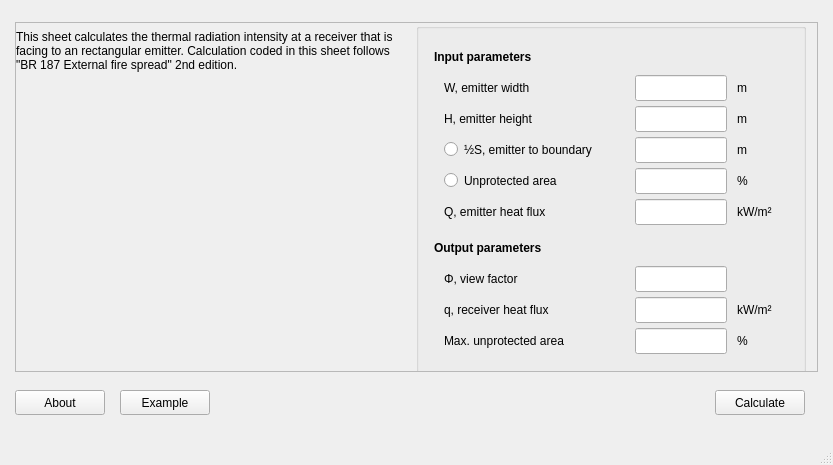
fuyans/fsetoolsGUI, file fsetoolsGUI/gui/layout/ui/dialog_0401_br187_parallel_simple.ui: the form before one commit.
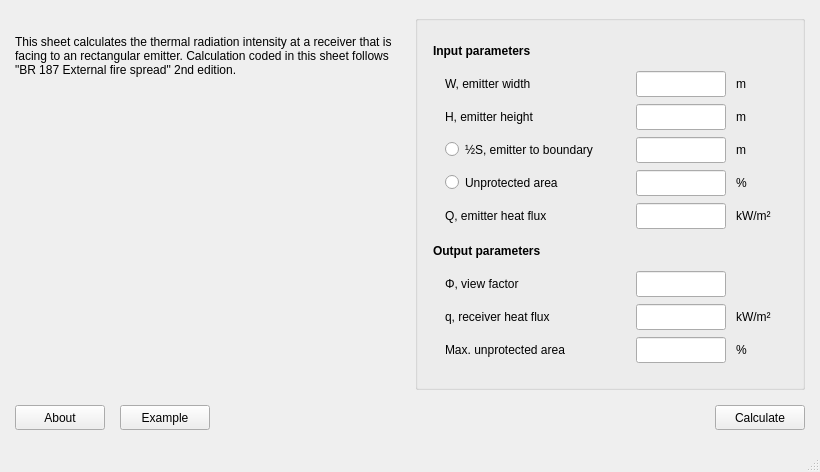
The form after the commit. Icons and pictures are not drawn.

Commit message: General improvements to UI layouts.

What changed in the file:
```diff
--- a/fsetoolsGUI/gui/layout/ui/dialog_0401_br187_parallel_simple.ui
+++ b/fsetoolsGUI/gui/layout/ui/dialog_0401_br187_parallel_simple.ui
@@ -6,8 +6,8 @@
    <rect>
     <x>0</x>
     <y>0</y>
-    <width>833</width>
-    <height>465</height>
+    <width>820</width>
+    <height>472</height>
    </rect>
   </property>
   <property name="sizePolicy">
@@ -20,7 +20,7 @@
    <string>MainWindow</string>
   </property>
   <widget class="QWidget" name="centralwidget">
-   <layout class="QGridLayout" name="gridLayout">
+   <layout class="QGridLayout" name="gridLayout_2">
     <property name="leftMargin">
      <number>15</number>
     </property>
@@ -33,95 +33,23 @@
     <property name="bottomMargin">
      <number>15</number>
     </property>
-    <item row="0" column="0">
-     <widget class="QScrollArea" name="scrollArea">
-      <property name="minimumSize">
-       <size>
-        <width>803</width>
-        <height>350</height>
-       </size>
-      </property>
-      <property name="maximumSize">
-       <size>
-        <width>16777215</width>
-        <height>350</height>
-       </size>
-      </property>
-      <property name="widgetResizable">
-       <bool>true</bool>
-      </property>
-      <widget class="QWidget" name="scrollAreaWidgetContents">
-       <property name="geometry">
-        <rect>
-         <x>0</x>
-         <y>0</y>
-         <width>790</width>
-         <height>348</height>
-        </rect>
-       </property>
-       <property name="sizePolicy">
-        <sizepolicy hsizetype="Preferred" vsizetype="Expanding">
-         <horstretch>0</horstretch>
-         <verstretch>0</verstretch>
-        </sizepolicy>
-       </property>
-       <property name="minimumSize">
-        <size>
-         <width>790</width>
-         <height>0</height>
-        </size>
-       </property>
-       <property name="maximumSize">
-        <size>
-         <width>790</width>
-         <height>16777215</height>
-        </size>
-       </property>
-       <widget class="QWidget" name="widget" native="true">
-        <property name="geometry">
-         <rect>
-          <x>0</x>
-          <y>0</y>
-          <width>790</width>
-          <height>350</height>
-         </rect>
-        </property>
-        <property name="minimumSize">
-         <size>
-          <width>790</width>
-          <height>0</height>
-         </size>
-        </property>
-        <property name="maximumSize">
-         <size>
-          <width>790</width>
-          <height>16777215</height>
-         </size>
-        </property>
-        <layout class="QHBoxLayout" name="horizontalLayout_4">
          <property name="spacing">
           <number>10</number>
          </property>
-         <property name="leftMargin">
-          <number>0</number>
-         </property>
-         <property name="topMargin">
-          <number>0</number>
-         </property>
-         <property name="rightMargin">
-          <number>0</number>
-         </property>
-         <property name="bottomMargin">
-          <number>0</number>
-         </property>
-         <item>
+    <item row="0" column="0">
           <widget class="QWidget" name="widget_page_1" native="true">
            <property name="minimumSize">
             <size>
-             <width>0</width>
+        <width>390</width>
              <height>323</height>
             </size>
            </property>
+      <property name="maximumSize">
+       <size>
+        <width>390</width>
+        <height>16777215</height>
+       </size>
+      </property>
            <layout class="QVBoxLayout" name="verticalLayout_2">
             <property name="spacing">
              <number>10</number>
@@ -200,37 +128,7 @@
            </layout>
           </widget>
          </item>
-         <item>
-          <widget class="QWidget" name="widget_page_2" native="true">
-           <property name="minimumSize">
-            <size>
-             <width>390</width>
-             <height>0</height>
-            </size>
-           </property>
-           <property name="maximumSize">
-            <size>
-             <width>390</width>
-             <height>16777215</height>
-            </size>
-           </property>
-           <layout class="QVBoxLayout" name="verticalLayout_3">
-            <property name="spacing">
-             <number>10</number>
-            </property>
-            <property name="leftMargin">
-             <number>0</number>
-            </property>
-            <property name="topMargin">
-             <number>0</number>
-            </property>
-            <property name="rightMargin">
-             <number>0</number>
-            </property>
-            <property name="bottomMargin">
-             <number>0</number>
-            </property>
-            <item>
+    <item row="0" column="1">
              <widget class="QGroupBox" name="groupBox_userio">
               <property name="minimumSize">
                <size>
@@ -244,10 +142,7 @@
                 <height>16777215</height>
                </size>
               </property>
-              <layout class="QVBoxLayout" name="verticalLayout">
-               <property name="spacing">
-                <number>0</number>
-               </property>
+      <layout class="QGridLayout" name="gridLayout">
                <property name="leftMargin">
                 <number>15</number>
                </property>
@@ -260,65 +155,13 @@
                <property name="bottomMargin">
                 <number>15</number>
                </property>
-               <item>
-                <widget class="QLabel" name="label_input_parameters">
-                 <property name="sizePolicy">
-                  <sizepolicy hsizetype="Fixed" vsizetype="Fixed">
-                   <horstretch>0</horstretch>
-                   <verstretch>0</verstretch>
-                  </sizepolicy>
-                 </property>
-                 <property name="minimumSize">
-                  <size>
-                   <width>181</width>
-                   <height>26</height>
-                  </size>
-                 </property>
-                 <property name="maximumSize">
-                  <size>
-                   <width>181</width>
-                   <height>26</height>
-                  </size>
-                 </property>
-                 <property name="toolTip">
-                  <string>Solved view factor.</string>
-                 </property>
-                 <property name="statusTip">
-                  <string>Solved view factor.</string>
-                 </property>
-                 <property name="text">
-                  <string>&lt;b&gt;Input parameters</string>
-                 </property>
-                 <property name="indent">
-                  <number>-1</number>
-                 </property>
-                 <property name="textInteractionFlags">
-                  <set>Qt::LinksAccessibleByMouse</set>
-                 </property>
-                </widget>
-               </item>
-               <item>
-                <spacer name="verticalSpacer_2">
-                 <property name="orientation">
-                  <enum>Qt::Vertical</enum>
-                 </property>
-                 <property name="sizeType">
-                  <enum>QSizePolicy::Fixed</enum>
-                 </property>
-                 <property name="sizeHint" stdset="0">
-                  <size>
-                   <width>20</width>
-                   <height>5</height>
-                  </size>
-                 </property>
-                </spacer>
-               </item>
-               <item>
-                <layout class="QHBoxLayout" name="horizontalLayout">
-                 <property name="spacing">
-                  <number>0</number>
-                 </property>
-                 <item>
+       <property name="horizontalSpacing">
+        <number>10</number>
+       </property>
+       <property name="verticalSpacing">
+        <number>5</number>
+       </property>
+       <item row="1" column="0">
                   <spacer name="horizontalSpacer">
                    <property name="orientation">
                     <enum>Qt::Horizontal</enum>
@@ -328,22 +171,20 @@
                    </property>
                    <property name="sizeHint" stdset="0">
                     <size>
-                     <width>10</width>
+           <width>2</width>
                      <height>20</height>
                     </size>
                    </property>
                   </spacer>
                  </item>
-                 <item>
-                  <layout class="QGridLayout" name="gridLayout_2">
-                   <property name="horizontalSpacing">
-                    <number>10</number>
-                   </property>
-                   <property name="verticalSpacing">
-                    <number>5</number>
-                   </property>
-                   <item row="0" column="0">
-                    <widget class="QLabel" name="label_in_W">
+       <item row="9" column="1">
+        <widget class="QLabel" name="label_out_Phi">
+         <property name="sizePolicy">
+          <sizepolicy hsizetype="Fixed" vsizetype="Fixed">
+           <horstretch>0</horstretch>
+           <verstretch>0</verstretch>
+          </sizepolicy>
+         </property>
                      <property name="minimumSize">
                       <size>
                        <width>181</width>
@@ -360,11 +201,17 @@
                       <string>Width of emitter.</string>
                      </property>
                      <property name="text">
-                      <string>W, emitter width</string>
+          <string>Φ, view factor</string>
+         </property>
+         <property name="margin">
+          <number>0</number>
+         </property>
+         <property name="indent">
+          <number>-1</number>
                      </property>
                     </widget>
                    </item>
-                   <item row="4" column="0">
+       <item row="5" column="1">
                     <widget class="QLabel" name="label_in_Q">
                      <property name="sizePolicy">
                       <sizepolicy hsizetype="Fixed" vsizetype="Fixed">
@@ -392,26 +239,85 @@
                      </property>
                     </widget>
                    </item>
-                   <item row="1" column="2">
-                    <widget class="QLabel" name="label_33">
+       <item row="4" column="1">
+        <widget class="QRadioButton" name="radioButton_in_UA">
                      <property name="minimumSize">
                       <size>
+           <width>181</width>
+           <height>25</height>
+          </size>
+         </property>
+         <property name="maximumSize">
+          <size>
+           <width>181</width>
+           <height>25</height>
+          </size>
+         </property>
+         <property name="text">
+          <string>Unprotected area</string>
+         </property>
+        </widget>
+       </item>
+       <item row="4" column="2">
+        <widget class="QLineEdit" name="lineEdit_in_UA">
+         <property name="sizePolicy">
+          <sizepolicy hsizetype="Fixed" vsizetype="Fixed">
+           <horstretch>0</horstretch>
+           <verstretch>0</verstretch>
+          </sizepolicy>
+         </property>
+         <property name="minimumSize">
+          <size>
                        <width>51</width>
                        <height>26</height>
                       </size>
                      </property>
                      <property name="maximumSize">
                       <size>
-                       <width>51</width>
+           <width>16777215</width>
                        <height>26</height>
                       </size>
                      </property>
+         <property name="baseSize">
+          <size>
+           <width>0</width>
+           <height>0</height>
+          </size>
+         </property>
+         <property name="toolTip">
+          <string>Positive float.</string>
+         </property>
+        </widget>
+       </item>
+       <item row="10" column="1">
+        <widget class="QLabel" name="label_out_q">
+         <property name="sizePolicy">
+          <sizepolicy hsizetype="Fixed" vsizetype="Fixed">
+           <horstretch>0</horstretch>
+           <verstretch>0</verstretch>
+          </sizepolicy>
+         </property>
+         <property name="minimumSize">
+          <size>
+           <width>181</width>
+           <height>26</height>
+          </size>
+         </property>
+         <property name="maximumSize">
+          <size>
+           <width>181</width>
+           <height>26</height>
+          </size>
+         </property>
+         <property name="toolTip">
+          <string>Solved heat flux at receiver surface when 100 % unprotected.</string>
+         </property>
                      <property name="text">
-                      <string>m</string>
+          <string>q, receiver heat flux</string>
                      </property>
                     </widget>
                    </item>
-                   <item row="1" column="0">
+       <item row="2" column="1">
                     <widget class="QLabel" name="label_in_H">
                      <property name="sizePolicy">
                       <sizepolicy hsizetype="Fixed" vsizetype="Fixed">
@@ -439,77 +345,8 @@
                      </property>
                     </widget>
                    </item>
-                   <item row="3" column="1">
-                    <widget class="QLineEdit" name="lineEdit_in_UA">
-                     <property name="sizePolicy">
-                      <sizepolicy hsizetype="Fixed" vsizetype="Fixed">
-                       <horstretch>0</horstretch>
-                       <verstretch>0</verstretch>
-                      </sizepolicy>
-                     </property>
-                     <property name="minimumSize">
-                      <size>
-                       <width>51</width>
-                       <height>26</height>
-                      </size>
-                     </property>
-                     <property name="maximumSize">
-                      <size>
-                       <width>16777215</width>
-                       <height>26</height>
-                      </size>
-                     </property>
-                     <property name="baseSize">
-                      <size>
-                       <width>0</width>
-                       <height>0</height>
-                      </size>
-                     </property>
-                     <property name="toolTip">
-                      <string>Positive float.</string>
-                     </property>
-                    </widget>
-                   </item>
-                   <item row="2" column="2">
-                    <widget class="QLabel" name="label_in_S_unit">
-                     <property name="minimumSize">
-                      <size>
-                       <width>51</width>
-                       <height>26</height>
-                      </size>
-                     </property>
-                     <property name="maximumSize">
-                      <size>
-                       <width>51</width>
-                       <height>26</height>
-                      </size>
-                     </property>
-                     <property name="text">
-                      <string>m</string>
-                     </property>
-                    </widget>
-                   </item>
-                   <item row="3" column="2">
-                    <widget class="QLabel" name="label_in_UA_unit">
-                     <property name="minimumSize">
-                      <size>
-                       <width>51</width>
-                       <height>26</height>
-                      </size>
-                     </property>
-                     <property name="maximumSize">
-                      <size>
-                       <width>51</width>
-                       <height>26</height>
-                      </size>
-                     </property>
-                     <property name="text">
-                      <string>%</string>
-                     </property>
-                    </widget>
-                   </item>
-                   <item row="4" column="2">
-                    <widget class="QLabel" name="label_34">
+       <item row="10" column="3">
+        <widget class="QLabel" name="label_out_q_unit">
                      <property name="minimumSize">
                       <size>
                        <width>51</width>
@@ -527,26 +364,7 @@
                      </property>
                     </widget>
                    </item>
-                   <item row="2" column="0">
-                    <widget class="QRadioButton" name="radioButton_in_S">
-                     <property name="minimumSize">
-                      <size>
-                       <width>181</width>
-                       <height>25</height>
-                      </size>
-                     </property>
-                     <property name="maximumSize">
-                      <size>
-                       <width>181</width>
-                       <height>25</height>
-                      </size>
-                     </property>
-                     <property name="text">
-                      <string>½S, emitter to boundary</string>
-                     </property>
-                    </widget>
-                   </item>
-                   <item row="0" column="1">
+       <item row="1" column="2">
                     <widget class="QLineEdit" name="lineEdit_in_W">
                      <property name="sizePolicy">
                       <sizepolicy hsizetype="Fixed" vsizetype="Fixed">
@@ -580,158 +398,7 @@
                      </property>
                     </widget>
                    </item>
-                   <item row="3" column="0">
-                    <widget class="QRadioButton" name="radioButton_in_UA">
-                     <property name="minimumSize">
-                      <size>
-                       <width>181</width>
-                       <height>25</height>
-                      </size>
-                     </property>
-                     <property name="maximumSize">
-                      <size>
-                       <width>181</width>
-                       <height>25</height>
-                      </size>
-                     </property>
-                     <property name="text">
-                      <string>Unprotected area</string>
-                     </property>
-                    </widget>
-                   </item>
-                   <item row="2" column="1">
-                    <widget class="QLineEdit" name="lineEdit_in_S">
-                     <property name="sizePolicy">
-                      <sizepolicy hsizetype="Fixed" vsizetype="Fixed">
-                       <horstretch>0</horstretch>
-                       <verstretch>0</verstretch>
-                      </sizepolicy>
-                     </property>
-                     <property name="minimumSize">
-                      <size>
-                       <width>51</width>
-                       <height>26</height>
-                      </size>
-                     </property>
-                     <property name="maximumSize">
-                      <size>
-                       <width>16777215</width>
-                       <height>26</height>
-                      </size>
-                     </property>
-                     <property name="baseSize">
-                      <size>
-                       <width>0</width>
-                       <height>0</height>
-                      </size>
-                     </property>
-                     <property name="toolTip">
-                      <string>Positive float.</string>
-                     </property>
-                    </widget>
-                   </item>
-                   <item row="4" column="1">
-                    <widget class="QLineEdit" name="lineEdit_in_Q">
-                     <property name="sizePolicy">
-                      <sizepolicy hsizetype="Fixed" vsizetype="Fixed">
-                       <horstretch>0</horstretch>
-                       <verstretch>0</verstretch>
-                      </sizepolicy>
-                     </property>
-                     <property name="minimumSize">
-                      <size>
-                       <width>51</width>
-                       <height>26</height>
-                      </size>
-                     </property>
-                     <property name="maximumSize">
-                      <size>
-                       <width>16777215</width>
-                       <height>26</height>
-                      </size>
-                     </property>
-                     <property name="baseSize">
-                      <size>
-                       <width>0</width>
-                       <height>0</height>
-                      </size>
-                     </property>
-                     <property name="toolTip">
-                      <string>Positive float. {'Reduced fire load': 84, 'Normal fire load': 168}.</string>
-                     </property>
-                    </widget>
-                   </item>
-                   <item row="1" column="1">
-                    <widget class="QLineEdit" name="lineEdit_in_H">
-                     <property name="sizePolicy">
-                      <sizepolicy hsizetype="Fixed" vsizetype="Fixed">
-                       <horstretch>0</horstretch>
-                       <verstretch>0</verstretch>
-                      </sizepolicy>
-                     </property>
-                     <property name="minimumSize">
-                      <size>
-                       <width>51</width>
-                       <height>26</height>
-                      </size>
-                     </property>
-                     <property name="maximumSize">
-                      <size>
-                       <width>16777215</width>
-                       <height>26</height>
-                      </size>
-                     </property>
-                     <property name="baseSize">
-                      <size>
-                       <width>0</width>
-                       <height>0</height>
-                      </size>
-                     </property>
-                     <property name="toolTip">
-                      <string>Positive float.</string>
-                     </property>
-                    </widget>
-                   </item>
-                   <item row="0" column="2">
-                    <widget class="QLabel" name="label_32">
-                     <property name="minimumSize">
-                      <size>
-                       <width>51</width>
-                       <height>26</height>
-                      </size>
-                     </property>
-                     <property name="maximumSize">
-                      <size>
-                       <width>51</width>
-                       <height>26</height>
-                      </size>
-                     </property>
-                     <property name="text">
-                      <string>m</string>
-                     </property>
-                    </widget>
-                   </item>
-                  </layout>
-                 </item>
-                </layout>
-               </item>
-               <item>
-                <spacer name="verticalSpacer">
-                 <property name="orientation">
-                  <enum>Qt::Vertical</enum>
-                 </property>
-                 <property name="sizeType">
-                  <enum>QSizePolicy::Fixed</enum>
-                 </property>
-                 <property name="sizeHint" stdset="0">
-                  <size>
-                   <width>20</width>
-                   <height>10</height>
-                  </size>
-                 </property>
-                </spacer>
-               </item>
-               <item>
+       <item row="8" column="0" colspan="4">
                 <widget class="QLabel" name="label_output_parameters">
                  <property name="sizePolicy">
                   <sizepolicy hsizetype="Fixed" vsizetype="Fixed">
@@ -745,12 +412,6 @@
                    <height>26</height>
                   </size>
                  </property>
-                 <property name="maximumSize">
-                  <size>
-                   <width>181</width>
-                   <height>26</height>
-                  </size>
-                 </property>
                  <property name="toolTip">
                   <string>Solved view factor.</string>
                  </property>
@@ -765,53 +426,8 @@
                  </property>
                 </widget>
                </item>
-               <item>
-                <spacer name="verticalSpacer_3">
-                 <property name="orientation">
-                  <enum>Qt::Vertical</enum>
-                 </property>
-                 <property name="sizeType">
-                  <enum>QSizePolicy::Fixed</enum>
-                 </property>
-                 <property name="sizeHint" stdset="0">
-                  <size>
-                   <width>20</width>
-                   <height>5</height>
-                  </size>
-                 </property>
-                </spacer>
-               </item>
-               <item>
-                <layout class="QHBoxLayout" name="horizontalLayout_2">
-                 <property name="spacing">
-                  <number>0</number>
-                 </property>
-                 <item>
-                  <spacer name="horizontalSpacer_2">
-                   <property name="orientation">
-                    <enum>Qt::Horizontal</enum>
-                   </property>
-                   <property name="sizeType">
-                    <enum>QSizePolicy::Fixed</enum>
-                   </property>
-                   <property name="sizeHint" stdset="0">
-                    <size>
-                     <width>10</width>
-                     <height>20</height>
-                    </size>
-                   </property>
-                  </spacer>
-                 </item>
-                 <item>
-                  <layout class="QGridLayout" name="gridLayout_3">
-                   <property name="horizontalSpacing">
-                    <number>10</number>
-                   </property>
-                   <property name="verticalSpacing">
-                    <number>5</number>
-                   </property>
-                   <item row="0" column="0">
-                    <widget class="QLabel" name="label_out_Phi">
+       <item row="0" column="0" colspan="3">
+        <widget class="QLabel" name="label_input_parameters">
                      <property name="sizePolicy">
                       <sizepolicy hsizetype="Fixed" vsizetype="Fixed">
                        <horstretch>0</horstretch>
@@ -824,27 +440,193 @@
                        <height>26</height>
                       </size>
                      </property>
-                     <property name="maximumSize">
-                      <size>
-                       <width>181</width>
-                       <height>26</height>
-                      </size>
-                     </property>
                      <property name="toolTip">
                       <string>Solved view factor.</string>
                      </property>
                      <property name="text">
-                      <string>Φ, view factor</string>
-                     </property>
-                     <property name="margin">
-                      <number>0</number>
+          <string>&lt;b&gt;Input parameters</string>
                      </property>
                      <property name="indent">
                       <number>-1</number>
                      </property>
-                    </widget>
-                   </item>
-                   <item row="0" column="1">
+         <property name="textInteractionFlags">
+          <set>Qt::LinksAccessibleByMouse</set>
+         </property>
+        </widget>
+       </item>
+       <item row="11" column="3">
+        <widget class="QLabel" name="label_out_S_or_UA_unit">
+         <property name="minimumSize">
+          <size>
+           <width>51</width>
+           <height>26</height>
+          </size>
+         </property>
+         <property name="maximumSize">
+          <size>
+           <width>51</width>
+           <height>26</height>
+          </size>
+         </property>
+         <property name="text">
+          <string>%</string>
+         </property>
+        </widget>
+       </item>
+       <item row="5" column="2">
+        <widget class="QLineEdit" name="lineEdit_in_Q">
+         <property name="sizePolicy">
+          <sizepolicy hsizetype="Fixed" vsizetype="Fixed">
+           <horstretch>0</horstretch>
+           <verstretch>0</verstretch>
+          </sizepolicy>
+         </property>
+         <property name="minimumSize">
+          <size>
+           <width>51</width>
+           <height>26</height>
+          </size>
+         </property>
+         <property name="maximumSize">
+          <size>
+           <width>16777215</width>
+           <height>26</height>
+          </size>
+         </property>
+         <property name="baseSize">
+          <size>
+           <width>0</width>
+           <height>0</height>
+          </size>
+         </property>
+         <property name="toolTip">
+          <string>Positive float. {'Reduced fire load': 84, 'Normal fire load': 168}.</string>
+         </property>
+        </widget>
+       </item>
+       <item row="2" column="2">
+        <widget class="QLineEdit" name="lineEdit_in_H">
+         <property name="sizePolicy">
+          <sizepolicy hsizetype="Fixed" vsizetype="Fixed">
+           <horstretch>0</horstretch>
+           <verstretch>0</verstretch>
+          </sizepolicy>
+         </property>
+         <property name="minimumSize">
+          <size>
+           <width>51</width>
+           <height>26</height>
+          </size>
+         </property>
+         <property name="maximumSize">
+          <size>
+           <width>16777215</width>
+           <height>26</height>
+          </size>
+         </property>
+         <property name="baseSize">
+          <size>
+           <width>0</width>
+           <height>0</height>
+          </size>
+         </property>
+         <property name="toolTip">
+          <string>Positive float.</string>
+         </property>
+        </widget>
+       </item>
+       <item row="3" column="2">
+        <widget class="QLineEdit" name="lineEdit_in_S">
+         <property name="sizePolicy">
+          <sizepolicy hsizetype="Fixed" vsizetype="Fixed">
+           <horstretch>0</horstretch>
+           <verstretch>0</verstretch>
+          </sizepolicy>
+         </property>
+         <property name="minimumSize">
+          <size>
+           <width>51</width>
+           <height>26</height>
+          </size>
+         </property>
+         <property name="maximumSize">
+          <size>
+           <width>16777215</width>
+           <height>26</height>
+          </size>
+         </property>
+         <property name="baseSize">
+          <size>
+           <width>0</width>
+           <height>0</height>
+          </size>
+         </property>
+         <property name="toolTip">
+          <string>Positive float.</string>
+         </property>
+        </widget>
+       </item>
+       <item row="2" column="3">
+        <widget class="QLabel" name="label_33">
+         <property name="minimumSize">
+          <size>
+           <width>51</width>
+           <height>26</height>
+          </size>
+         </property>
+         <property name="maximumSize">
+          <size>
+           <width>51</width>
+           <height>26</height>
+          </size>
+         </property>
+         <property name="text">
+          <string>m</string>
+         </property>
+        </widget>
+       </item>
+       <item row="5" column="3">
+        <widget class="QLabel" name="label_34">
+         <property name="minimumSize">
+          <size>
+           <width>51</width>
+           <height>26</height>
+          </size>
+         </property>
+         <property name="maximumSize">
+          <size>
+           <width>51</width>
+           <height>26</height>
+          </size>
+         </property>
+         <property name="text">
+          <string>kW/m²</string>
+         </property>
+        </widget>
+       </item>
+       <item row="1" column="1">
+        <widget class="QLabel" name="label_in_W">
+         <property name="minimumSize">
+          <size>
+           <width>181</width>
+           <height>26</height>
+          </size>
+         </property>
+         <property name="maximumSize">
+          <size>
+           <width>181</width>
+           <height>26</height>
+          </size>
+         </property>
+         <property name="toolTip">
+          <string>Width of emitter.</string>
+         </property>
+         <property name="text">
+          <string>W, emitter width</string>
+         </property>
+        </widget>
+       </item>
+       <item row="9" column="2">
                     <widget class="QLineEdit" name="lineEdit_out_Phi">
                      <property name="sizePolicy">
                       <sizepolicy hsizetype="Fixed" vsizetype="Fixed">
@@ -869,76 +651,26 @@
                      </property>
                     </widget>
                    </item>
-                   <item row="1" column="0">
-                    <widget class="QLabel" name="label_out_q">
-                     <property name="sizePolicy">
-                      <sizepolicy hsizetype="Fixed" vsizetype="Fixed">
-                       <horstretch>0</horstretch>
-                       <verstretch>0</verstretch>
-                      </sizepolicy>
-                     </property>
+       <item row="3" column="3">
+        <widget class="QLabel" name="label_in_S_unit">
                      <property name="minimumSize">
                       <size>
-                       <width>181</width>
-                       <height>26</height>
-                      </size>
-                     </property>
-                     <property name="maximumSize">
-                      <size>
-                       <width>181</width>
-                       <height>26</height>
-                      </size>
-                     </property>
-                     <property name="toolTip">
-                      <string>Solved heat flux at receiver surface when 100 % unprotected.</string>
-                     </property>
-                     <property name="text">
-                      <string>q, receiver heat flux</string>
-                     </property>
-                    </widget>
-                   </item>
-                   <item row="1" column="1">
-                    <widget class="QLineEdit" name="lineEdit_out_q">
-                     <property name="sizePolicy">
-                      <sizepolicy hsizetype="Fixed" vsizetype="Fixed">
-                       <horstretch>0</horstretch>
-                       <verstretch>0</verstretch>
-                      </sizepolicy>
-                     </property>
-                     <property name="minimumSize">
-                      <size>
                        <width>51</width>
                        <height>26</height>
                       </size>
                      </property>
                      <property name="maximumSize">
                       <size>
-                       <width>16777215</width>
-                       <height>26</height>
-                      </size>
-                     </property>
-                    </widget>
-                   </item>
-                   <item row="1" column="2">
-                    <widget class="QLabel" name="label_out_q_unit">
-                     <property name="minimumSize">
-                      <size>
                        <width>51</width>
                        <height>26</height>
                       </size>
                      </property>
-                     <property name="maximumSize">
-                      <size>
-                       <width>51</width>
-                       <height>26</height>
-                      </size>
-                     </property>
                      <property name="text">
-                      <string>kW/m²</string>
+          <string>m</string>
                      </property>
                     </widget>
                    </item>
-                   <item row="2" column="0">
+       <item row="11" column="1">
                     <widget class="QLabel" name="label_out_S_or_UA">
                      <property name="sizePolicy">
                       <sizepolicy hsizetype="Fixed" vsizetype="Fixed">
@@ -966,7 +698,26 @@
                      </property>
                     </widget>
                    </item>
-                   <item row="2" column="1">
+       <item row="3" column="1">
+        <widget class="QRadioButton" name="radioButton_in_S">
+         <property name="minimumSize">
+          <size>
+           <width>181</width>
+           <height>25</height>
+          </size>
+         </property>
+         <property name="maximumSize">
+          <size>
+           <width>181</width>
+           <height>25</height>
+          </size>
+         </property>
+         <property name="text">
+          <string>½S, emitter to boundary</string>
+         </property>
+        </widget>
+       </item>
+       <item row="11" column="2">
                     <widget class="QLineEdit" name="lineEdit_out_S_or_UA">
                      <property name="sizePolicy">
                       <sizepolicy hsizetype="Fixed" vsizetype="Fixed">
@@ -988,8 +739,27 @@
                      </property>
                     </widget>
                    </item>
-                   <item row="2" column="2">
-                    <widget class="QLabel" name="label_out_S_or_UA_unit">
+       <item row="1" column="3">
+        <widget class="QLabel" name="label_32">
+         <property name="minimumSize">
+          <size>
+           <width>51</width>
+           <height>26</height>
+          </size>
+         </property>
+         <property name="maximumSize">
+          <size>
+           <width>51</width>
+           <height>26</height>
+          </size>
+         </property>
+         <property name="text">
+          <string>m</string>
+         </property>
+        </widget>
+       </item>
+       <item row="4" column="3">
+        <widget class="QLabel" name="label_in_UA_unit">
                      <property name="minimumSize">
                       <size>
                        <width>51</width>
@@ -1007,33 +777,65 @@
                      </property>
                     </widget>
                    </item>
-                  </layout>
-                 </item>
-                </layout>
-               </item>
-              </layout>
-             </widget>
-            </item>
-           </layout>
-          </widget>
+       <item row="10" column="2">
+        <widget class="QLineEdit" name="lineEdit_out_q">
+         <property name="sizePolicy">
+          <sizepolicy hsizetype="Fixed" vsizetype="Fixed">
+           <horstretch>0</horstretch>
+           <verstretch>0</verstretch>
+          </sizepolicy>
+         </property>
+         <property name="minimumSize">
+          <size>
+           <width>51</width>
+           <height>26</height>
+          </size>
+         </property>
+         <property name="maximumSize">
+          <size>
+           <width>16777215</width>
+           <height>26</height>
+          </size>
+         </property>
+        </widget>
+       </item>
+       <item row="6" column="1">
+        <spacer name="verticalSpacer_2">
+         <property name="orientation">
+          <enum>Qt::Vertical</enum>
+         </property>
+         <property name="sizeType">
+          <enum>QSizePolicy::Fixed</enum>
+         </property>
+         <property name="sizeHint" stdset="0">
+          <size>
+           <width>20</width>
+           <height>2</height>
+          </size>
+         </property>
+        </spacer>
          </item>
         </layout>
        </widget>
-      </widget>
-     </widget>
     </item>
-    <item row="1" column="0">
+    <item row="1" column="0" colspan="2">
      <widget class="QWidget" name="widget_2" native="true">
+      <property name="sizePolicy">
+       <sizepolicy hsizetype="Fixed" vsizetype="Preferred">
+        <horstretch>0</horstretch>
+        <verstretch>0</verstretch>
+       </sizepolicy>
+      </property>
       <property name="minimumSize">
        <size>
         <width>790</width>
-        <height>36</height>
+        <height>35</height>
        </size>
       </property>
       <property name="maximumSize">
        <size>
         <width>790</width>
-        <height>36</height>
+        <height>35</height>
        </size>
       </property>
       <layout class="QHBoxLayout" name="horizontalLayout_3">
@@ -1062,7 +864,7 @@
          </property>
          <property name="maximumSize">
           <size>
-           <width>90</width>
+           <width>16777215</width>
            <height>25</height>
           </size>
          </property>
@@ -1100,7 +902,7 @@
          </property>
          <property name="maximumSize">
           <size>
-           <width>90</width>
+           <width>16777215</width>
            <height>25</height>
           </size>
          </property>
@@ -1135,7 +937,7 @@
          </property>
          <property name="maximumSize">
           <size>
-           <width>90</width>
+           <width>16777215</width>
            <height>25</height>
           </size>
          </property>
```
Left out of the diff: 8 changed lines with no effect on the pictures. Lines whose indentation alone changed are shown as unchanged. The commit also changes 9 other files.
